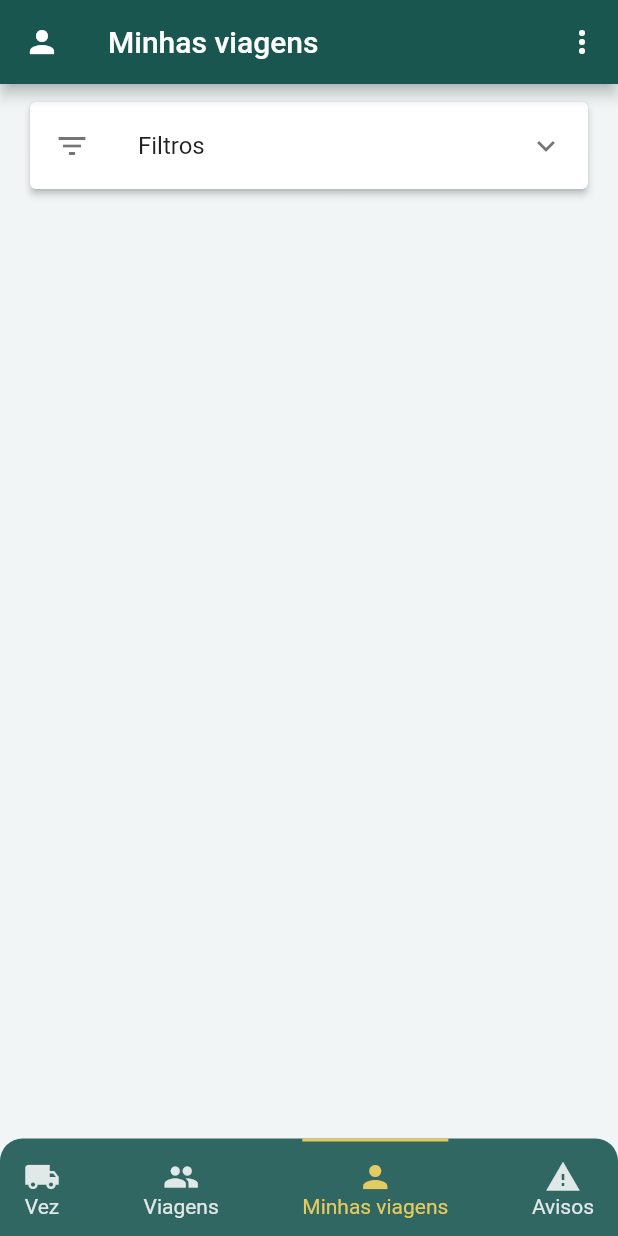
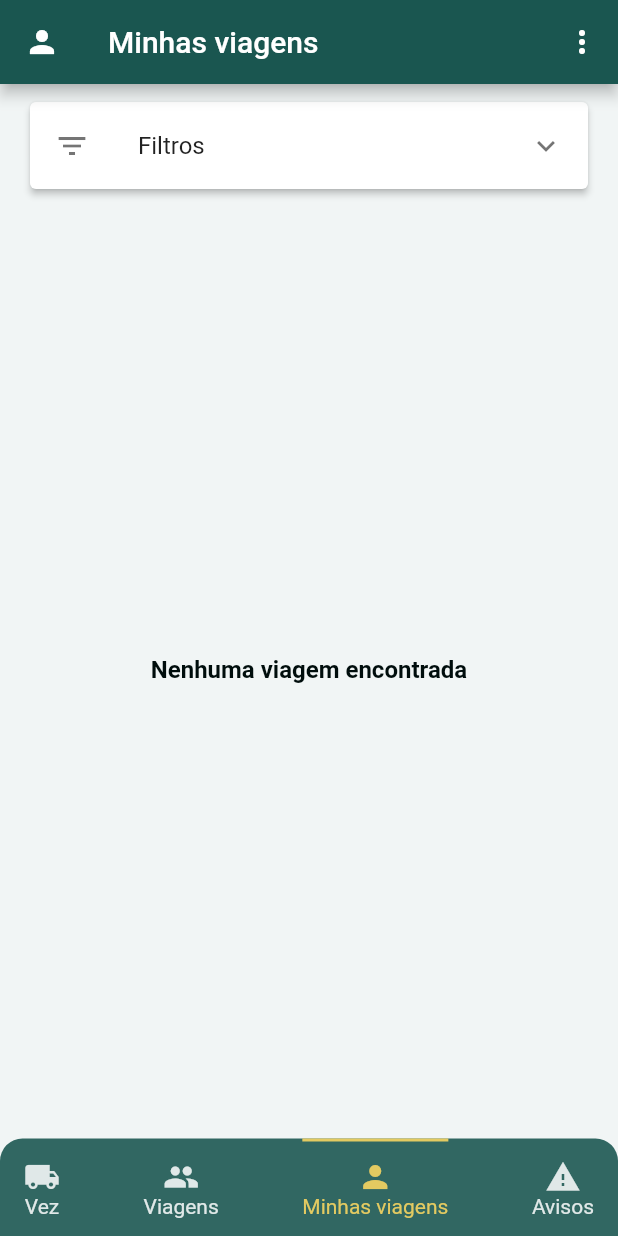
Before and after one commit to Wxze/desafio_coopertransc, a Flutter app: the HomeView screen opened by its route, item 3 of the bottom bar chosen, on a phone screen of 412 x 824 dp. Run offline on Flutter 3.47's test engine with Material 2 defaults, Android fonts, the phone set to English and light mode, and no system bars; our stand-ins replace shared_preferences; accounts and stored records are empty; network calls fail.

Commit message:
Add default message when the list is empty

```diff
--- a/lib/view/my_trip_view.dart
+++ b/lib/view/my_trip_view.dart
@@ -1,5 +1,6 @@
 import 'package:desafio_coopertransc/models/trip.dart';
 import 'package:desafio_coopertransc/repository/trip_repository.dart';
+import 'package:desafio_coopertransc/widgets/list_empty_message.dart';
 import 'package:flutter/material.dart';
 import 'package:intl/intl.dart';
 import '../widgets/trip_list_card.dart';
@@ -10,6 +11,7 @@ class MyTripView extends StatefulWidget {
   @override
   State<MyTripView> createState() => _MyTripViewState();
 }
+
 class _MyTripViewState extends State<MyTripView> {
   TextEditingController initialDate = TextEditingController(text: '');
   TextEditingController finalDate = TextEditingController(text: '');
@@ -30,12 +32,14 @@ class _MyTripViewState extends State<MyTripView> {
             );
           } else if (snapshot.hasData) {
             List<Trip>? tripData = snapshot.data;
-            return ListView.builder(
-              itemCount: tripData!.length,
-              itemBuilder: (context, index) {
-                return tripListTile(tripData[index]);
-              },
-            );
+            return tripData!.isNotEmpty
+                ? ListView.builder(
+                    itemCount: tripData.length,
+                    itemBuilder: (context, index) {
+                      return tripListTile(tripData[index]);
+                    },
+                  )
+                : const ListEmptyMessage(message: 'Nenhuma viagem encontrada');
           }
 
           return const Center(
@@ -68,7 +72,8 @@ class _MyTripViewState extends State<MyTripView> {
           Row(
             mainAxisAlignment: MainAxisAlignment.end,
             children: [
-              filterButton('Resetar Filtros', const Color(0xFF316762), () => resetDateValues()),
+              filterButton('Resetar Filtros', const Color(0xFF316762),
+                  () => resetDateValues()),
               const SizedBox(width: 10),
               filterButton(
                   'Pesquisar', const Color(0xFF0d2b28), () => setState(() {})),
--- /dev/null
+++ b/lib/widgets/list_empty_message.dart
@@ -0,0 +1,24 @@
+import 'package:flutter/material.dart';
+
+class ListEmptyMessage extends StatelessWidget {
+  final String message;
+
+  const ListEmptyMessage({
+    Key? key,
+    required this.message,
+  }) : super(key: key);
+
+  @override
+  Widget build(BuildContext context) {
+    return Center(
+      child: Text(
+        message,
+        style: const TextStyle(
+          color: Color(0xFF000D0C),
+          fontSize: 16,
+          fontWeight: FontWeight.w700,
+        ),
+      ),
+    );
+  }
+}
```
Also changed, not shown: lib/repository/trip_repository.dart (+25 -2 lines), lib/view/trip_view.dart (+31 -14 lines), lib/view/turn_view.dart (+9 -6 lines), lib/view/warning_view.dart (+9 -6 lines).
